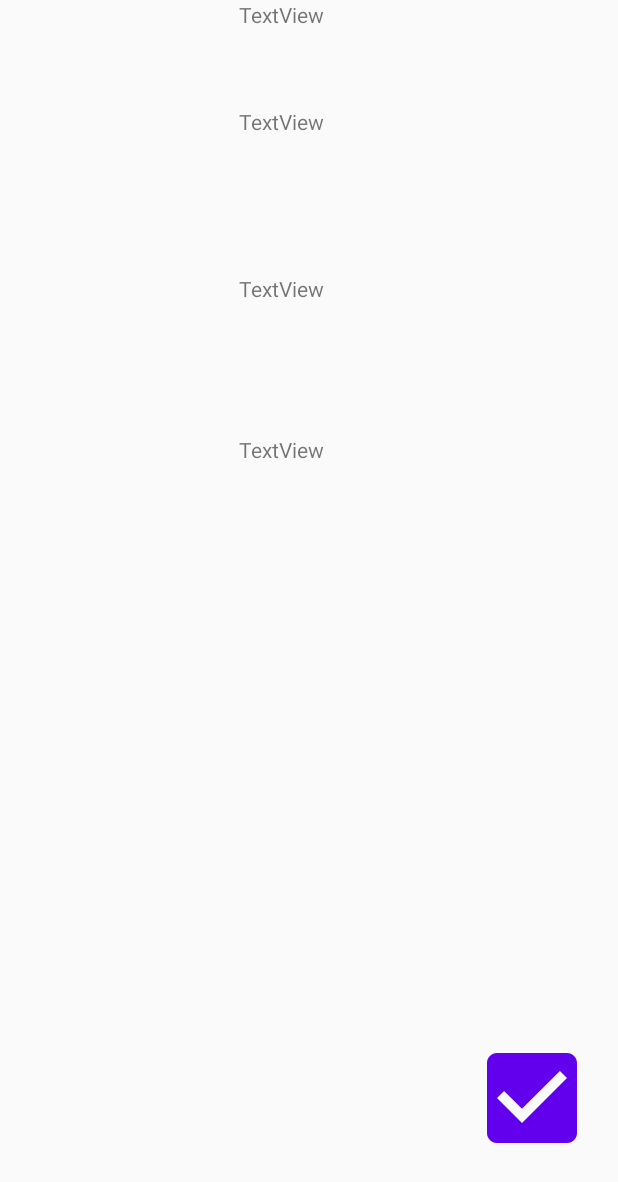
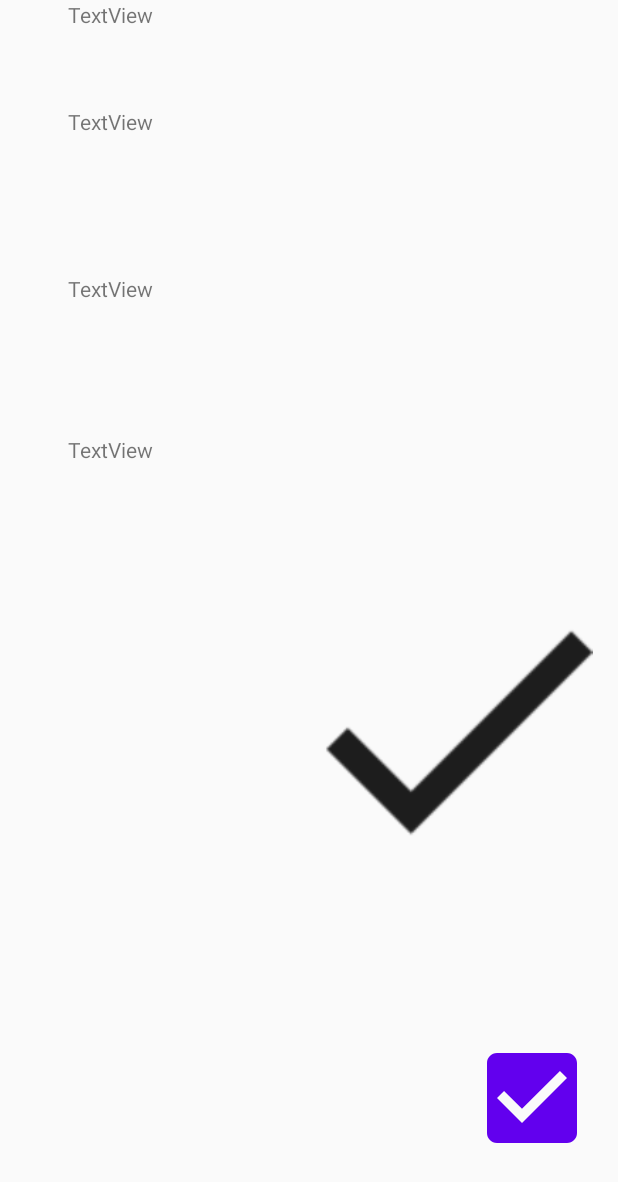
Before and after one commit to AndyNardDog/SharingSpace, an Android app: the layout activity_space_details.xml on its own in the app's theme, with its tools: preview values and no code run, on a phone screen of 412 x 824 dp. Shown: the top 1182 px of the screen. Run offline under Robolectric (Android 15) with nearby library versions, the light colour scheme and no system bars.

Commit message:
Image in SpaceDetails
make a better collection in firestore

```diff
--- a/app/build.gradle
+++ b/app/build.gradle
@@ -52,4 +52,5 @@ dependencies {
     implementation 'com.android.support:recyclerview-v7:28.0.0'
     implementation 'com.google.android.gms:play-services-maps:17.0.0'
     implementation 'com.google.android.gms:play-services-location:17.0.0'
+    implementation 'com.squareup.picasso:picasso:2.71828'
 }
--- a/app/src/main/java/com/example/firebasetest/ParkingMap.java
+++ b/app/src/main/java/com/example/firebasetest/ParkingMap.java
@@ -68,7 +68,7 @@ public class ParkingMap extends FragmentActivity {
     protected void onCreate(Bundle savedInstanceState) {
         //get address from firestore tostring
         db = FirebaseFirestore.getInstance();
-        db.collection("parkspaces")
+        db.collection("parkingspace")
                 .get()
                 .addOnCompleteListener(new OnCompleteListener<QuerySnapshot>() {
                     @Override
--- a/app/src/main/java/com/example/firebasetest/Second_Main.java
+++ b/app/src/main/java/com/example/firebasetest/Second_Main.java
@@ -208,7 +208,7 @@ public class Second_Main extends AppCompatActivity {
         spacesRec = (RecyclerView) findViewById(R.id.spacesRecycler);
         spacesRec.setLayoutManager(new LinearLayoutManager(this));
 
-        final Query spaces = fb.collection("parkspaces");
+        final Query spaces = fb.collection("parkingspace");
 
         recyclerOptions = new FirestoreRecyclerOptions.Builder<SpaceModel>()
                 .setQuery(spaces, SpaceModel.class)
@@ -234,6 +234,7 @@ public class Second_Main extends AppCompatActivity {
                         intent2.putExtra("price",spaceModel1.getPrice());
                         intent2.putExtra("address",spaceModel1.getAddress());
                         intent2.putExtra("description",spaceModel1.getDescription());
+                        intent2.putExtra("image",spaceModel1.getImagepath());
                         startActivity(intent2);
                     }
                 });
--- a/app/src/main/java/com/example/firebasetest/SpaceModel.java
+++ b/app/src/main/java/com/example/firebasetest/SpaceModel.java
@@ -6,16 +6,18 @@ public class SpaceModel {
     private String description;
     private String price;
     private String sellerID;
+    private String imagepath;
 
     public SpaceModel() {
 
     }
 
-    public SpaceModel(String address, String description, String price, String sellerID) {
+    public SpaceModel(String address, String description, String price, String sellerID, String imagepath) {
         this.address = address;
         this.description = description;
         this.price = price;
         this.sellerID = sellerID;
+        this.imagepath = imagepath;
     }
 
     //getters
@@ -30,4 +32,6 @@ public class SpaceModel {
     }
 
     public String getSellerID() { return sellerID; }
+
+    public String getImagepath() { return imagepath; }
 }
--- a/app/src/main/res/layout/activity_space_details.xml
+++ b/app/src/main/res/layout/activity_space_details.xml
@@ -12,10 +12,10 @@
         android:layout_height="wrap_content"
         android:text="TextView"
         app:layout_constraintEnd_toEndOf="parent"
-        app:layout_constraintHorizontal_bias="0.448"
+        app:layout_constraintHorizontal_bias="0.127"
         app:layout_constraintStart_toStartOf="parent"
-        tools:layout_editor_absoluteY="148dp"
-        tools:ignore="MissingConstraints" />
+        tools:ignore="MissingConstraints"
+        tools:layout_editor_absoluteY="102dp" />
 
     <TextView
         android:id="@+id/priceTextView"
@@ -58,6 +58,16 @@
         app:layout_constraintStart_toStartOf="parent"
         app:layout_constraintTop_toTopOf="parent"
         app:layout_constraintVertical_bias="0.93"/>
-        //app:srcCompat="@drawable/check_mark_icon" />
+
+    <ImageView
+        android:id="@+id/imageView3"
+        android:layout_width="183dp"
+        android:layout_height="181dp"
+        android:layout_marginEnd="16dp"
+        android:layout_marginBottom="248dp"
+        app:layout_constraintBottom_toBottomOf="parent"
+        app:layout_constraintEnd_toEndOf="parent"
+        app:srcCompat="@drawable/check_mark_icon" />
+    //app:srcCompat="@drawable/check_mark_icon" />
 
 </androidx.constraintlayout.widget.ConstraintLayout>
```
Also changed, not shown: app/src/main/java/com/example/firebasetest/SellerPage.java (+7 -4 lines), app/src/main/java/com/example/firebasetest/SpaceDetails.java (+25 -0 lines), app/src/main/java/com/example/firebasetest/sellerData.java (+19 -2 lines).
